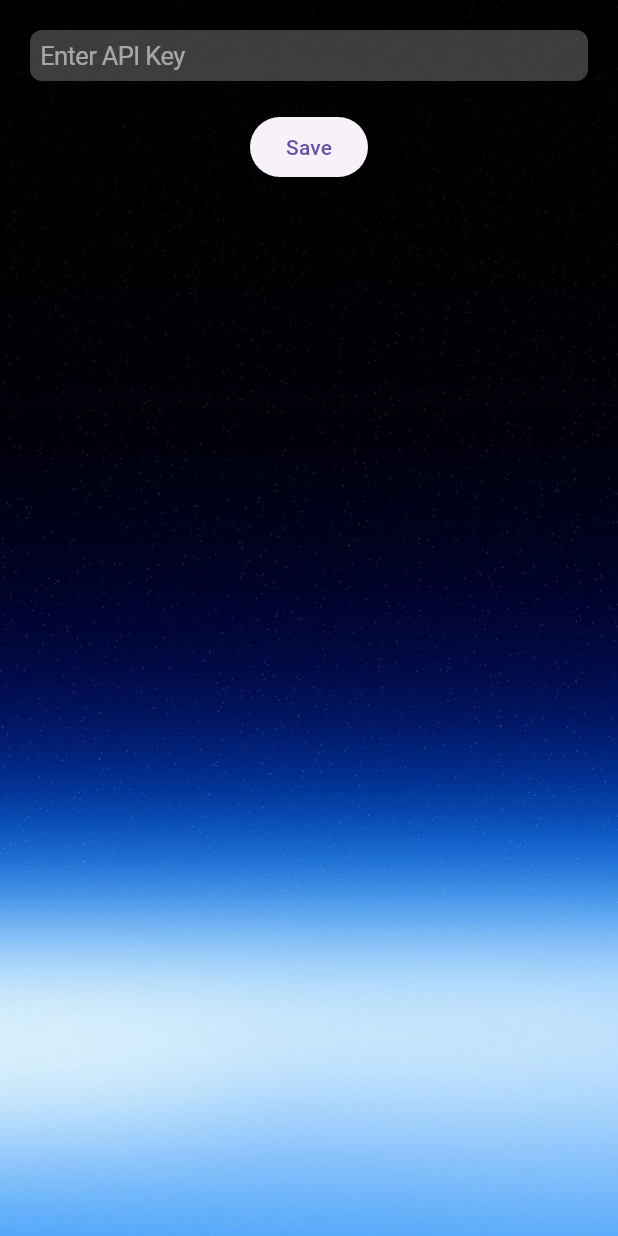
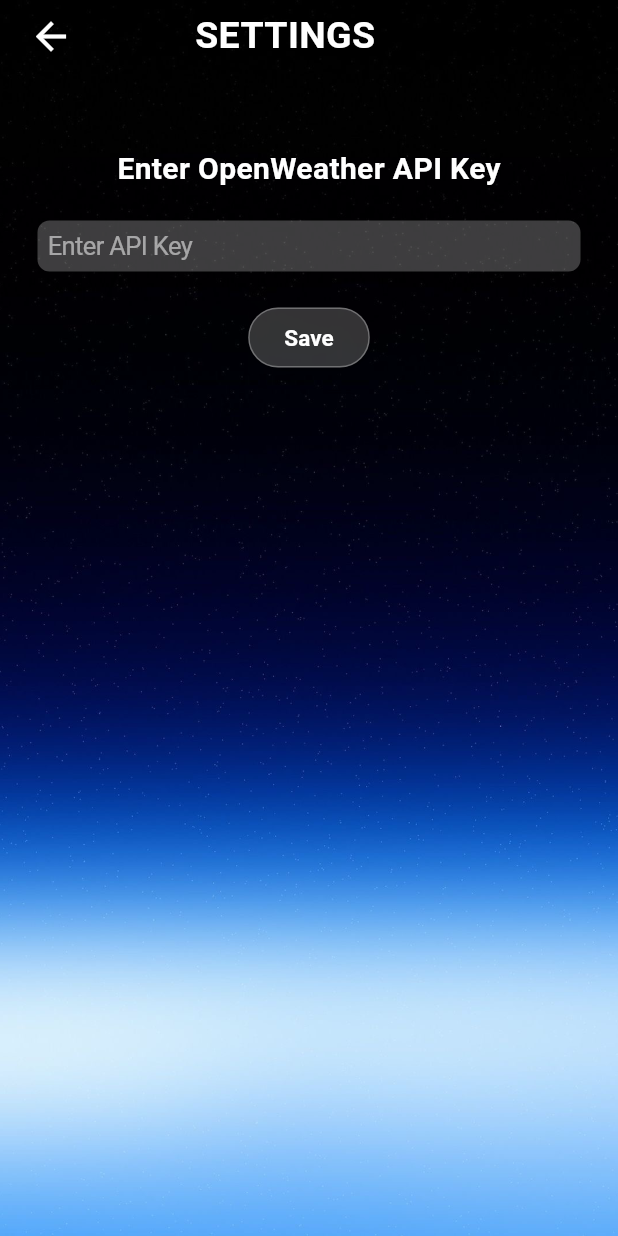
Before and after one commit to SamimNaser/Drizzle-WeatherForecast, a Flutter app: the screen it shows after launch, after a tap on the "settings" icon, on a phone screen of 412 x 824 dp. Run offline on Flutter 3.47's test engine with Material 3 defaults, Android fonts, the phone set to English and light mode, and no system bars; our stand-ins replace geolocator, lottie, shared_preferences.

Commit message:
ui fixes

```diff
--- a/lib/pages/home_page.dart
+++ /dev/null
@@ -1 +0,0 @@
-import 'package:flutter/material.dart';
--- a/lib/pages/settings_page.dart
+++ b/lib/pages/settings_page.dart
@@ -1,3 +1,5 @@
+import 'dart:ui';
+
 import 'package:flutter/cupertino.dart';
 import 'package:flutter/material.dart';
 import 'package:shared_preferences/shared_preferences.dart';
@@ -44,11 +46,49 @@ class _SettingsPageState extends State<SettingsPage> {
             ),
           ),
           SafeArea(
-            child: Padding(
-              padding: const EdgeInsets.all(20),
             child: Column(
               children: [
-                  CupertinoTextField(
+                Row(
+                  children: [
+                    Padding(
+                      padding: const EdgeInsets.only(left: 10.0),
+                      child: IconButton(
+                        onPressed: () {
+                          Navigator.pop(context);
+                        },
+                        icon: const Icon(Icons.arrow_back , color: Colors.white, size: 30)
+                      ),
+                    ),
+
+                    const SizedBox(width: 72),
+
+                    const Text(
+                      "SETTINGS",
+                      style: TextStyle(
+                        color: Colors.white,
+                        fontWeight: FontWeight.bold,
+                        fontSize: 25,
+                      ),
+                    )
+                  ],
+                ),
+
+                const SizedBox(height: 50),
+
+                const Text(
+                  "Enter OpenWeather API Key",
+                  style: TextStyle(
+                    color: Colors.white,
+                    fontWeight: FontWeight.bold,
+                    fontSize: 20,
+                  ),
+                ),
+
+                const SizedBox(height: 20),
+
+                Padding(
+                  padding: const EdgeInsets.only(left: 25.0 , right: 25),
+                  child: CupertinoTextField(
                     controller: _controller,
                     style: const TextStyle(color: Colors.white),
                     placeholder: "Enter API Key",
@@ -58,13 +98,33 @@ class _SettingsPageState extends State<SettingsPage> {
                       borderRadius: BorderRadius.circular(8),
                     ),
                   ),
+                ),
                 const SizedBox(height: 20),
-                  ElevatedButton(
+
+                ClipRRect(
+                  child: BackdropFilter(
+                    filter: ImageFilter.blur(sigmaX: 5, sigmaY: 5),
+                    child: ElevatedButton(
+                      style : ElevatedButton.styleFrom(
+                        backgroundColor: Colors.white.withValues(alpha: 0.2),
+                        shape: RoundedRectangleBorder(
+                          borderRadius: BorderRadius.circular(20),
+                          side: BorderSide(color: Colors.white.withValues(alpha: 0.3), width: 1),
+                        ),
+                      ),
                       onPressed: _saveKey,
-                    child: const Text("Save"),
+                      child: const Text(
+                        "Save" ,
+                        style: TextStyle(
+                            color: Colors.white,
+                            fontSize: 15,
+                            fontWeight: FontWeight.bold
+                          )
+                        ),
+                    ),
+                  ),
                 )
               ],
-              ),
             ),
           ),
         ],
--- a/lib/pages/weather_page.dart
+++ b/lib/pages/weather_page.dart
@@ -149,7 +149,7 @@ class _WeatherPageState extends State<WeatherPage> {
             children: [
               // Always visible search bar
               Padding(
-                padding: const EdgeInsets.all(20),
+                padding: const EdgeInsets.only(left: 20, right: 20, top: 10, bottom: 15),
 
                 child: Row(
                   children: [
@@ -199,8 +199,8 @@ class _WeatherPageState extends State<WeatherPage> {
                           'Please enter your API key in Settings.',
                           style: TextStyle(
                             color: Colors.white54,
-                            fontSize: 17,
-                            fontWeight: FontWeight.w500,
+                            fontSize: 20,
+                            fontWeight: FontWeight.bold,
                           ),
                           textAlign: TextAlign.center,
                         ),
```
Lines whose indentation alone changed are shown as unchanged.
